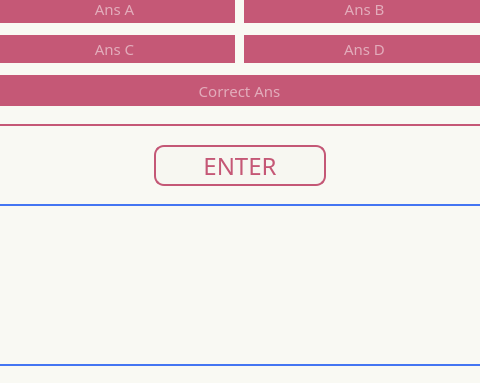
Before: the Qt Designer form form.ui in Lilly1812/QUIZZLY, drawn with Qt 5; both pictures show x 376 to 856 and y 335 to 718 of the 1189 by 718 pixel window.
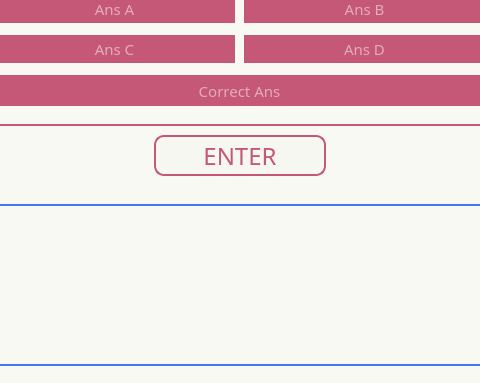
After: the same form once the commit is applied. The open tabs and pages were chosen to show the change. Icons and pictures are not drawn.

What changed in the file:
```diff
--- a/form.ui
+++ b/form.ui
@@ -2733,7 +2733,7 @@
       <property name="geometry">
        <rect>
         <x>190</x>
-        <y>280</y>
+        <y>270</y>
         <width>172</width>
         <height>41</height>
        </rect>
```
Left out of the diff: 42 changed lines with no effect on the pictures.
